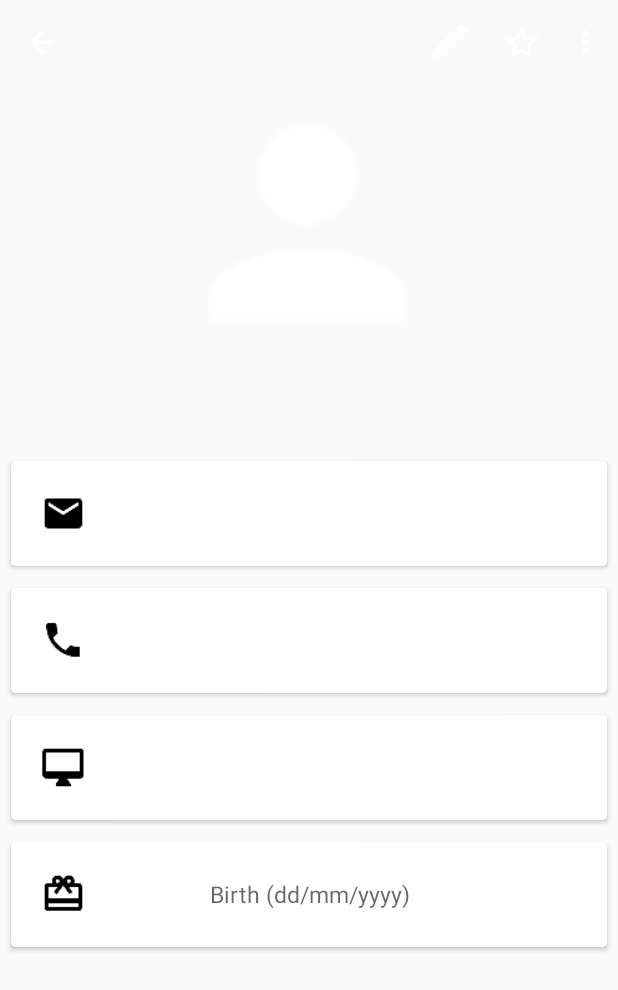
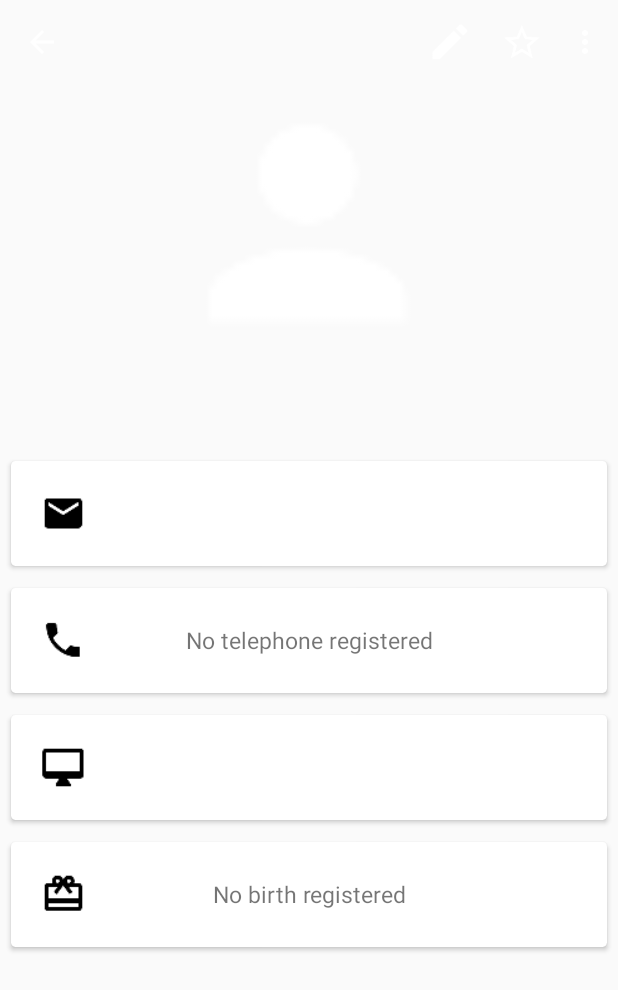
Before and after one commit to douglasSoares647/Contact-Manager, an Android app: the ContactInformationActivity screen opened directly, with no data from a screen before it, on a phone screen of 412 x 824 dp. Shown: the top 990 px of the screen. Run offline under Robolectric (Android 15) with nearby library versions, the phone set to English and light mode, and no system bars; pictures from the network do not load; 8 statements that could not run were skipped.

Commit message:
Versão estável

```diff
--- a/app/src/main/java/contatos/treinamento/com/br/contatos/controller/activity/ContactInformationActivity.java
+++ b/app/src/main/java/contatos/treinamento/com/br/contatos/controller/activity/ContactInformationActivity.java
@@ -85,7 +85,7 @@ public class ContactInformationActivity extends AppCompatActivity {
         if (contact.getBirth() != null)
             textViewBirth.setText(FormHelper.convertDateToString(contact.getBirth()));
         else
-            textViewBirth.setText("");
+            textViewBirth.setText(getString(R.string.lbl_no_birth_registered));
 
     }
 
@@ -105,9 +105,11 @@ public class ContactInformationActivity extends AppCompatActivity {
 
         iconTelephone.setClickable(true);
         iconWebSite.setClickable(true);
+
         iconTelephone.setOnClickListener(new View.OnClickListener() {
             @Override
             public void onClick(View view) {
+                if(!contact.getTelephone().isEmpty())
                 MenuHelper.onMenuCallClick(contact, ContactInformationActivity.this);
             }
         });
@@ -115,6 +117,7 @@ public class ContactInformationActivity extends AppCompatActivity {
         iconWebSite.setOnClickListener(new View.OnClickListener() {
             @Override
             public void onClick(View view) {
+                if(!contact.getWebSite().isEmpty())
                 MenuHelper.onMenuWebSiteClick(contact, ContactInformationActivity.this);
             }
         });
@@ -225,11 +228,14 @@ public class ContactInformationActivity extends AppCompatActivity {
     private void bindTextViewWebSite() {
         textViewWebSite = (TextView) findViewById(R.id.textViewContactInfoWebSite);
         textViewWebSite.setText(contact.getWebSite() == null ? "" : contact.getWebSite());
+        if(contact.getWebSite().isEmpty()){
+            textViewWebSite.setText(getString(R.string.lbl_no_web_registered));
+        }
     }
 
     private void bindTextViewTelephone() {
         textViewTelephone = (TextView) findViewById(R.id.textViewContactInfoTelephone);
-        textViewTelephone.setText(contact.getTelephone() == null ? "" : contact.getTelephone());
+        textViewTelephone.setText(contact.getTelephone() == null ? getString(R.string.lbl_no_telephone_registered) : contact.getTelephone());
     }
 
 
--- a/app/src/main/java/contatos/treinamento/com/br/contatos/model/util/FormHelper.java
+++ b/app/src/main/java/contatos/treinamento/com/br/contatos/model/util/FormHelper.java
@@ -29,6 +29,7 @@ public final class FormHelper {
         Date convertedDate = new Date();
         try {
             convertedDate = dateFormat.parse(date);
+
         } catch (Exception e) {
             Log.i("ERRO", "ERRO AO CONVERTER STRING PARA DATA");
         }
--- a/app/src/main/res/values/strings.xml
+++ b/app/src/main/res/values/strings.xml
@@ -61,6 +61,9 @@
     <string name="title_activity_main_view">MainView</string>
 
     <string name="action_settings">Settings</string>
+    <string name="lbl_no_web_registered">No Website registered</string>
+    <string name="lbl_no_telephone_registered">No telephone registered</string>
+    <string name="lbl_no_birth_registered">No birth registered</string>
 
 
 </resources>
```
Also changed, not shown: app/src/main/java/contatos/treinamento/com/br/contatos/controller/activity/ContactFormActivity.java (+4 -4 lines), app/src/main/java/contatos/treinamento/com/br/contatos/controller/activity/ContactPhotoActivity.java (+19 -20 lines), app/src/main/java/contatos/treinamento/com/br/contatos/controller/activity/ContactSearchActivity.java (+12 -0 lines), app/src/main/java/contatos/treinamento/com/br/contatos/controller/activity/fragments/ContactFavoriteListFragment.java (+11 -0 lines), app/src/main/java/contatos/treinamento/com/br/contatos/controller/activity/fragments/ContactListFragment.java (+12 -1 lines), app/src/main/java/contatos/treinamento/com/br/contatos/controller/adapter/ContactListAdapter.java (+20 -4 lines).
